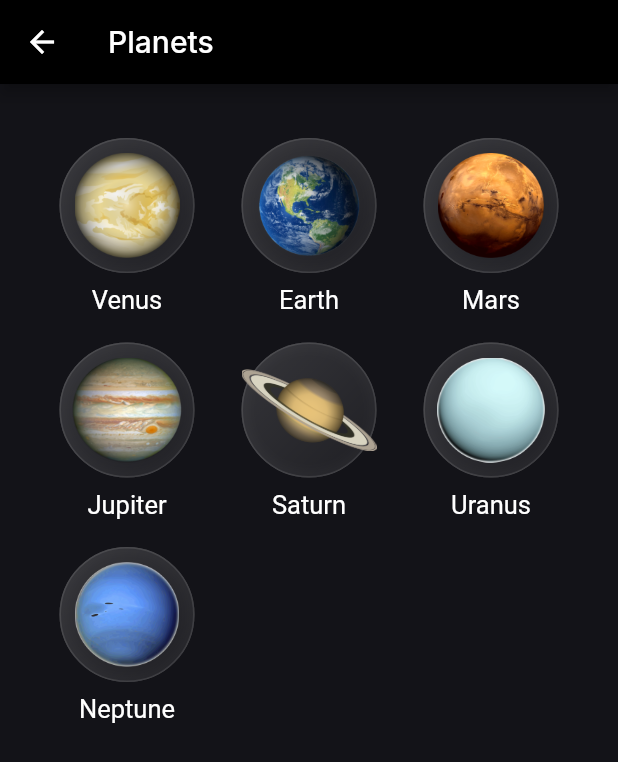
After one commit to TechTriathlon-CosmiX/flutter_app, a Flutter app: the screen it shows after launch, after a tap on "Planets", on a phone screen of 412 x 824 dp. The commit adds this screen. Shown: the top 762 px of the screen. Run offline on Flutter 3.47's test engine with Material 2 defaults, Android fonts, the phone set to English and light mode, and no system bars; our stand-ins replace flutter_svg, get, google_fonts.

Commit message:
completed planet selection widget

```diff
--- /dev/null
+++ b/lib/controllers/selectable_planet_controller.dart
@@ -0,0 +1,19 @@
+import 'package:get/get.dart';
+
+class SelectablePlanetsController extends GetxController {
+  RxList<String> selectedPlanets = <String>[].obs;
+  final RxList<String> planets = <String>[
+    'Venus', 'Earth', 'Mars', 'Jupiter', 'Saturn', 'Uranus', 'Neptune'
+  ].obs;
+
+  void togglePlanetSelection(String planetName) {
+    if (selectedPlanets.contains(planetName)) {
+      selectedPlanets.remove(planetName);
+    } else {
+      selectedPlanets.add(planetName);
+    }
+
+    print('Selected planets: $selectedPlanets');
+    update();
+  }
+}
--- a/lib/main.dart
+++ b/lib/main.dart
@@ -1,3 +1,4 @@
+import 'package:CosmiX/controllers/selectable_planet_controller.dart';
 import 'package:CosmiX/screens/home_screen.dart';
 import 'package:CosmiX/theme/app_theme.dart';
 import 'package:flutter/material.dart';
@@ -20,11 +21,15 @@ class MyApp extends StatelessWidget {
   // This widget is the root of your application.
   @override
   Widget build(BuildContext context) {
+
     return GetMaterialApp(
       debugShowCheckedModeBanner: false,
       title: 'CosmiX',
       theme: AppTheme.mainTheme,
       home: const HomeScreen(),
+      initialBinding: BindingsBuilder(() {
+        Get.put(SelectablePlanetsController());
+      }),
     );
   }
 }
--- a/lib/screens/home_screen.dart
+++ b/lib/screens/home_screen.dart
@@ -1,4 +1,5 @@
 import 'package:CosmiX/screens/buttons_screen.dart';
+import 'package:CosmiX/screens/selectable_planet_screent.dart';
 import 'package:CosmiX/theme/colors.dart';
 import 'package:flutter/material.dart';
 import 'package:get/get.dart';
@@ -32,7 +33,12 @@ class HomeScreen extends StatelessWidget {
                 rightIcon: const Icon(Icons.arrow_forward_ios),
                 type: ButtonType.primary,
                 buttonText: "Cards",
-                onPressed: () => Get.to(() => const CardsScreen())),
+                onPressed: () => Get.to(() => const CardsScreen())),const SizedBox(height: 24),
+            Button(
+                rightIcon: const Icon(Icons.arrow_forward_ios),
+                type: ButtonType.primary,
+                buttonText: "Planets",
+                onPressed: () => Get.to(() => SelectablePlanetsScreen())),
           ],
         )),
       ),
--- /dev/null
+++ b/lib/screens/selectable_planet_screent.dart
@@ -0,0 +1,40 @@
+import 'package:CosmiX/controllers/selectable_planet_controller.dart';
+import 'package:CosmiX/theme/colors.dart';
+import 'package:CosmiX/widgets/selectable_planet.dart';
+import 'package:flutter/material.dart';
+import 'package:get/get.dart';
+
+class SelectablePlanetsScreen extends StatelessWidget {
+  final SelectablePlanetsController controller = Get.find();
+  SelectablePlanetsScreen({super.key});
+
+  @override
+  Widget build(context) {
+    List<String> planets = ['Venus', 'Earth', 'Mars', 'Jupiter', 'Saturn', 'Uranus', 'Neptune'];
+    return Scaffold(
+      // Use Obx(()=> to update Text() whenever count is changed.
+      appBar: AppBar(title: const Text("Planets")),
+      backgroundColor: CosmixColor.bgColor,
+      // Replace the 8 lines Navigator.push by a simple Get.to(). You don't need context
+      body: Padding(
+        padding: const EdgeInsets.symmetric(horizontal: 24.0, vertical: 36.0),
+        child: GetX<SelectablePlanetsController>(
+          builder: (context) {
+            return GridView.builder(
+              gridDelegate: const SliverGridDelegateWithFixedCrossAxisCount(
+                mainAxisSpacing: 15.0,
+                crossAxisCount: 3, // Number of widgets in a row
+              ),
+              itemCount: controller.planets.length,
+              itemBuilder: (context, index) {
+                return SelectablePlanetWidget(
+                        planetName: controller.planets[index],
+                      );
+              },
+            );
+          }
+        ),
+      ),
+    );
+  }
+}
--- /dev/null
+++ b/lib/widgets/selectable_planet.dart
@@ -0,0 +1,139 @@
+import 'dart:ui';
+
+import 'package:CosmiX/controllers/selectable_planet_controller.dart';
+import 'package:CosmiX/theme/colors.dart';
+import 'package:flutter/material.dart';
+import 'package:flutter_svg/flutter_svg.dart';
+import 'package:get/get.dart';
+
+class SelectablePlanetWidget extends StatelessWidget {
+  final String planetName;
+  final SelectablePlanetsController controller = Get.find();
+
+  SelectablePlanetWidget({
+    Key? key,
+    required this.planetName,
+  }) : super(key: key);
+
+
+
+  @override
+  Widget build(BuildContext context) {
+    // print(isSelected);
+    return Expanded(
+      child: Column(
+        mainAxisAlignment: MainAxisAlignment.start,
+        children: [
+          GestureDetector(
+            onTap: (){
+              controller.togglePlanetSelection(planetName);
+            },
+            child: Obx(() {
+                  final controller = Get.find<SelectablePlanetsController>();
+                  final isSelected = controller.selectedPlanets.contains(planetName);
+
+                  return Stack(
+                fit: StackFit.loose,
+                alignment: Alignment.center,
+                children: [
+                  Container(
+                    width: 90,
+                    height: 90,
+                    decoration: BoxDecoration(
+                        borderRadius: BorderRadius.circular(100),
+                        color: isSelected ? Colors.white.withOpacity(0.15) : Colors.transparent,
+                        border: Border.all(
+                          color: Colors.grey.withOpacity(0.3),
+                          width: 1.0,
+                        )
+                    ),
+                  ),
+                  // blur effect
+                  ClipRRect(
+                    borderRadius: BorderRadius.circular(50),
+                    child: BackdropFilter(
+                      filter: ImageFilter.blur(
+                        sigmaX: 4.0,
+                        sigmaY: 4.0,
+                      ),
+                      child: const SizedBox(
+                        height: 90,
+                        width: 90,
+                      ),
+                    ),
+                  ),
+                  // gradient effect
+                  Container(
+                    height: 90,
+                    width: 90,
+                    decoration: BoxDecoration(
+                      borderRadius: BorderRadius.circular(100),
+                      border: Border.all(color: Colors.white.withOpacity(0.1),),
+                      gradient: LinearGradient(
+                          begin: Alignment.topLeft,
+                          end: Alignment.bottomRight,
+                          colors: [
+                            Colors.white.withOpacity(0.15),
+                            Colors.white.withOpacity(0.05),
+                          ]
+                      ),
+                    ),
+
+                  ),
+                  Positioned.fill(
+                    child: Align(
+                      alignment: Alignment.center,
+                      child: Image.asset(
+                        'assets/images/planets/${planetName.replaceAll(' ', '').toLowerCase()}.png',
+                        height: 70,
+                        // width: 105,
+                      ),
+                    ),
+                  ),
+                  if (isSelected)
+                    Container(
+                      width: 78,
+                      height: 78,
+                      alignment: Alignment.bottomRight,
+                      child: Container(
+                        width: 28,
+                        height: 28,
+                        decoration: BoxDecoration(
+                          color: CosmixColor.primaryColor,
+                          borderRadius: BorderRadius.circular(50),
+                          border: Border.all(
+                            color: Colors.transparent,
+                            width: 0.0,
+                          ),
+                        ),
+                        child: const Icon(
+                          size: 20,
+                          Icons.check,
+                          color: Colors.white,
+                        ),
+                      ),
+                    ),
+                ],
+              );
+              }),
+          ),
+          const SizedBox(
+            height: 5,
+          ),
+          Expanded(
+            child: Center(
+                child: Text(
+                    planetName,
+                    style: const TextStyle(
+                      fontSize: 17,
+                      color: CosmixColor.titleTextColor,
+                      fontFamily: 'Gilroy-SemiBold',
+                    )
+                )
+            ),
+          )
+        ],
+      ),
+    );
+  }
+}
--- a/pubspec.yaml
+++ b/pubspec.yaml
@@ -39,6 +39,7 @@ dependencies:
   path: ^1.8.3
   path_provider: ^2.1.0
   get: ^4.6.5
+  flutter_svg: ^2.0.7
 
 dev_dependencies:
   flutter_test:
@@ -63,9 +64,8 @@ flutter:
   uses-material-design: true
 
   # To add assets to your application, add an assets section, like this:
-  # assets:
-  #   - images/a_dot_burr.jpeg
-  #   - images/a_dot_ham.jpeg
+  assets:
+     - assets/images/planets/
 
   # An image asset can refer to one or more resolution-specific "variants", see
   # https://flutter.dev/assets-and-images/#resolution-aware
```
Also changed, not shown: assets/images/planets/earth.png (added), assets/images/planets/jupiter.png (added), assets/images/planets/mars.png (added), assets/images/planets/neptune.png (added), assets/images/planets/saturn.png (added), assets/images/planets/uranus.png (added), assets/images/planets/venus.png (added), assets/images/planets/venus.svg (added), pubspec.lock.
